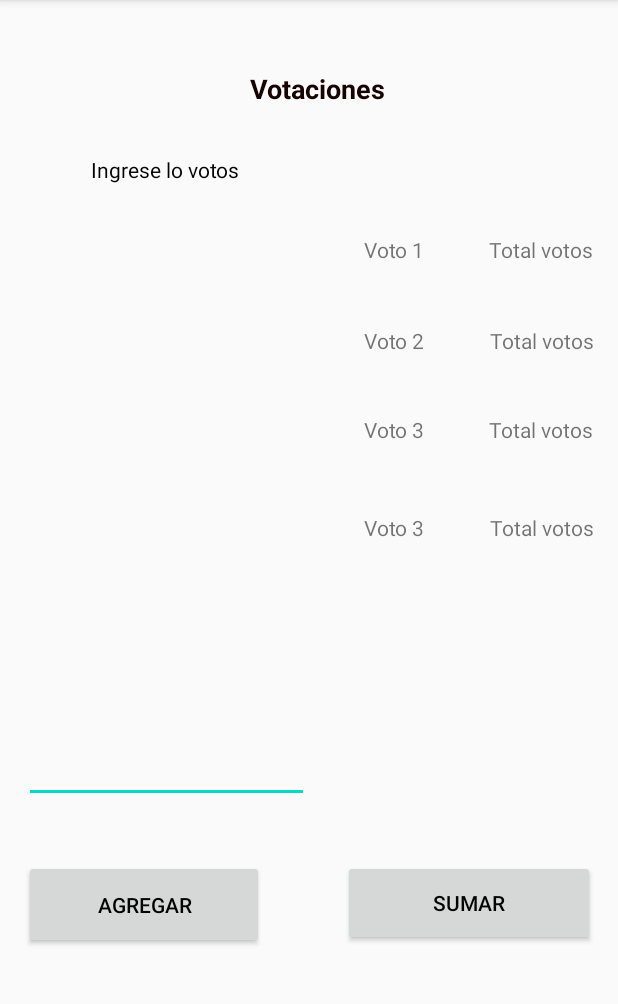
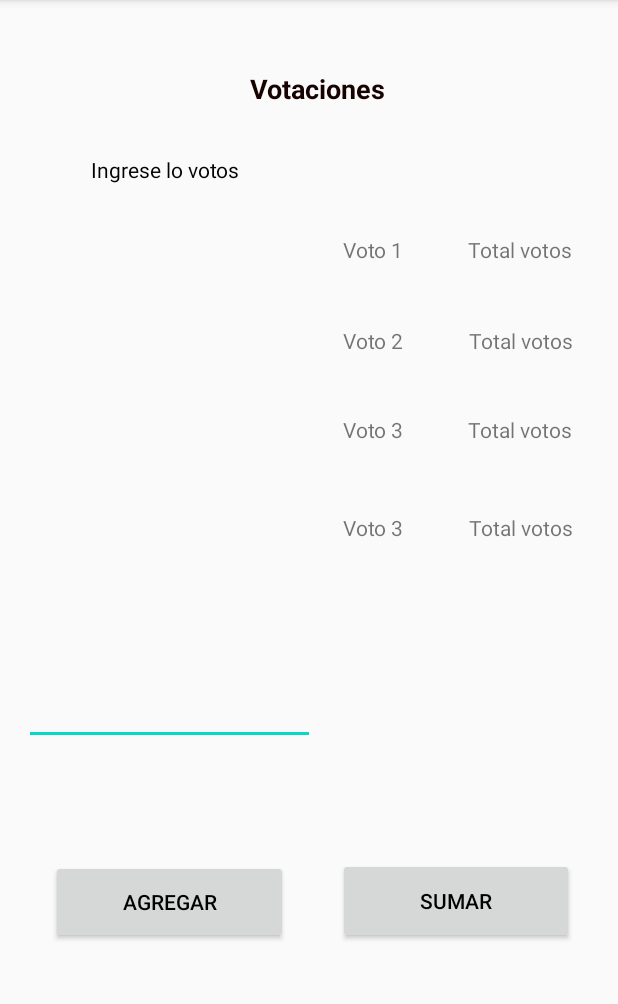
Before and after one commit to EduarRugamas/All-in-one-devexpertos, an Android app: the Ejercicio_2 screen opened directly, with no data from a screen before it, on a phone screen of 412 x 824 dp, the part 84-1088 px from its top. Run offline under Robolectric (Android 15) with nearby library versions, the phone set to English and light mode, and no system bars.

Commit message:
pantalla ejercicio2 modificada mas lineas de texto

```diff
--- a/app/src/main/res/layout/activity_ejercicio_2.xml
+++ b/app/src/main/res/layout/activity_ejercicio_2.xml
@@ -22,6 +22,7 @@
         app:layout_constraintVertical_bias="0.063" />
 
     <TextView
+        android:id="@+id/textView15"
         android:layout_width="190dp"
         android:layout_height="37dp"
         android:text="Ingrese lo votos "
@@ -36,17 +37,53 @@
 
     <EditText
         android:id="@+id/buket"
-        android:layout_width="190dp"
-        android:layout_height="371dp"
+        android:layout_width="194dp"
+        android:layout_height="334dp"
         android:ems="10"
-        android:inputType="textPersonName"
-        android:gravity="left"
+        android:gravity="start|top"
+        android:inputType="textMultiLine"
         app:layout_constraintBottom_toBottomOf="parent"
         app:layout_constraintEnd_toEndOf="parent"
-        app:layout_constraintHorizontal_bias="0.072"
+        app:layout_constraintHorizontal_bias="0.073"
         app:layout_constraintStart_toStartOf="parent"
         app:layout_constraintTop_toTopOf="parent"
-        app:layout_constraintVertical_bias="0.413" />
+        app:layout_constraintVertical_bias="0.375" />
+
+    <TextView
+        android:id="@+id/vt1"
+        android:layout_width="70dp"
+        android:layout_height="30dp"
+        android:text="Voto 1"
+        app:layout_constraintBottom_toBottomOf="parent"
+        app:layout_constraintEnd_toEndOf="parent"
+        app:layout_constraintHorizontal_bias="0.668"
+        app:layout_constraintStart_toStartOf="parent"
+        app:layout_constraintTop_toTopOf="parent"
+        app:layout_constraintVertical_bias="0.212" />
+
+    <TextView
+        android:id="@+id/vt2"
+        android:layout_width="70dp"
+        android:layout_height="31dp"
+        android:text="Voto 2"
+        app:layout_constraintBottom_toBottomOf="parent"
+        app:layout_constraintEnd_toEndOf="parent"
+        app:layout_constraintHorizontal_bias="0.668"
+        app:layout_constraintStart_toStartOf="parent"
+        app:layout_constraintTop_toTopOf="parent"
+        app:layout_constraintVertical_bias="0.295" />
+
+    <TextView
+        android:id="@+id/ttlVt4"
+        android:layout_width="70dp"
+        android:layout_height="30dp"
+        android:text="Total votos"
+        app:layout_constraintBottom_toBottomOf="parent"
+        app:layout_constraintEnd_toEndOf="parent"
+        app:layout_constraintHorizontal_bias="0.914"
+        app:layout_constraintStart_toStartOf="parent"
+        app:layout_constraintTop_toTopOf="parent"
+        app:layout_constraintVertical_bias="0.463" />
 
     <TextView
         android:id="@+id/ttlVt1"
@@ -55,22 +92,46 @@
         android:text="Total votos"
         app:layout_constraintBottom_toBottomOf="parent"
         app:layout_constraintEnd_toEndOf="parent"
-        app:layout_constraintHorizontal_bias="0.953"
+        app:layout_constraintHorizontal_bias="0.912"
         app:layout_constraintStart_toStartOf="parent"
         app:layout_constraintTop_toTopOf="parent"
         app:layout_constraintVertical_bias="0.212" />
 
     <TextView
-        android:id="@+id/vt1"
+        android:id="@+id/vt4"
         android:layout_width="70dp"
         android:layout_height="30dp"
-        android:text="Voto 1"
+        android:text="Voto 3"
         app:layout_constraintBottom_toBottomOf="parent"
         app:layout_constraintEnd_toEndOf="parent"
-        app:layout_constraintHorizontal_bias="0.709"
+        app:layout_constraintHorizontal_bias="0.668"
         app:layout_constraintStart_toStartOf="parent"
         app:layout_constraintTop_toTopOf="parent"
-        app:layout_constraintVertical_bias="0.212" />
+        app:layout_constraintVertical_bias="0.463" />
+
+    <TextView
+        android:id="@+id/vt3"
+        android:layout_width="70dp"
+        android:layout_height="32dp"
+        android:text="Voto 3"
+        app:layout_constraintBottom_toBottomOf="parent"
+        app:layout_constraintEnd_toEndOf="parent"
+        app:layout_constraintHorizontal_bias="0.668"
+        app:layout_constraintStart_toStartOf="parent"
+        app:layout_constraintTop_toTopOf="parent"
+        app:layout_constraintVertical_bias="0.376" />
+
+    <TextView
+        android:id="@+id/ttlVt3"
+        android:layout_width="70dp"
+        android:layout_height="32dp"
+        android:text="Total votos"
+        app:layout_constraintBottom_toBottomOf="parent"
+        app:layout_constraintEnd_toEndOf="parent"
+        app:layout_constraintHorizontal_bias="0.912"
+        app:layout_constraintStart_toStartOf="parent"
+        app:layout_constraintTop_toTopOf="parent"
+        app:layout_constraintVertical_bias="0.376" />
 
     <TextView
         android:id="@+id/ttlVt2"
@@ -79,99 +140,39 @@
         android:text="Total votos"
         app:layout_constraintBottom_toBottomOf="parent"
         app:layout_constraintEnd_toEndOf="parent"
-        app:layout_constraintHorizontal_bias="0.956"
+        app:layout_constraintHorizontal_bias="0.914"
         app:layout_constraintStart_toStartOf="parent"
         app:layout_constraintTop_toTopOf="parent"
         app:layout_constraintVertical_bias="0.295" />
 
-    <TextView
-        android:id="@+id/vt2"
-        android:layout_width="70dp"
-        android:layout_height="31dp"
-        android:text="Voto 2"
-        app:layout_constraintBottom_toBottomOf="parent"
-        app:layout_constraintEnd_toEndOf="parent"
-        app:layout_constraintHorizontal_bias="0.709"
-        app:layout_constraintStart_toStartOf="parent"
-        app:layout_constraintTop_toTopOf="parent"
-        app:layout_constraintVertical_bias="0.295" />
-
-    <TextView
-        android:id="@+id/ttlVt3"
-        android:layout_width="70dp"
-        android:layout_height="32dp"
-        android:text="Total votos"
-        app:layout_constraintBottom_toBottomOf="parent"
-        app:layout_constraintEnd_toEndOf="parent"
-        app:layout_constraintHorizontal_bias="0.953"
-        app:layout_constraintStart_toStartOf="parent"
-        app:layout_constraintTop_toTopOf="parent"
-        app:layout_constraintVertical_bias="0.376" />
-
-    <TextView
-        android:id="@+id/vt3"
-        android:layout_width="70dp"
-        android:layout_height="32dp"
-        android:text="Voto 3"
-        app:layout_constraintBottom_toBottomOf="parent"
-        app:layout_constraintEnd_toEndOf="parent"
-        app:layout_constraintHorizontal_bias="0.709"
-        app:layout_constraintStart_toStartOf="parent"
-        app:layout_constraintTop_toTopOf="parent"
-        app:layout_constraintVertical_bias="0.376" />
-
-    <TextView
-        android:id="@+id/ttlVt4"
-        android:layout_width="70dp"
-        android:layout_height="30dp"
-        android:text="Total votos"
-        app:layout_constraintBottom_toBottomOf="parent"
-        app:layout_constraintEnd_toEndOf="parent"
-        app:layout_constraintHorizontal_bias="0.956"
-        app:layout_constraintStart_toStartOf="parent"
-        app:layout_constraintTop_toTopOf="parent"
-        app:layout_constraintVertical_bias="0.463" />
-
-
-    <TextView
-        android:id="@+id/vt4"
-        android:layout_width="70dp"
-        android:layout_height="30dp"
-        android:text="Voto 3"
-        app:layout_constraintBottom_toBottomOf="parent"
-        app:layout_constraintEnd_toEndOf="parent"
-        app:layout_constraintHorizontal_bias="0.709"
-        app:layout_constraintStart_toStartOf="parent"
-        app:layout_constraintTop_toTopOf="parent"
-        app:layout_constraintVertical_bias="0.463" />
 
     <Button
         android:id="@+id/btnAgregar"
-        android:layout_width="160dp"
-        android:layout_height="59dp"
+        android:layout_width="158dp"
+        android:layout_height="56dp"
         android:text="Agregar"
         android:textAlignment="center"
         android:textColor="#000000"
         app:layout_constraintBottom_toBottomOf="parent"
         app:layout_constraintEnd_toEndOf="parent"
-        app:layout_constraintHorizontal_bias="0.063"
+        app:layout_constraintHorizontal_bias="0.134"
         app:layout_constraintStart_toStartOf="parent"
         app:layout_constraintTop_toTopOf="parent"
-        app:layout_constraintVertical_bias="0.809" />
+        app:layout_constraintVertical_bias="0.805" />
 
     <Button
         android:id="@+id/btnConteo"
-        android:layout_width="168dp"
+        android:layout_width="157dp"
         android:layout_height="57dp"
         android:text="Sumar"
         android:textAlignment="center"
         android:textColor="#000000"
         app:layout_constraintBottom_toBottomOf="parent"
         app:layout_constraintEnd_toEndOf="parent"
-        app:layout_constraintHorizontal_bias="0.938"
+        app:layout_constraintHorizontal_bias="0.885"
         app:layout_constraintStart_toStartOf="parent"
         app:layout_constraintTop_toTopOf="parent"
-        app:layout_constraintVertical_bias="0.807" />
+        app:layout_constraintVertical_bias="0.805" />
 
 
 </androidx.constraintlayout.widget.ConstraintLayout>
```
